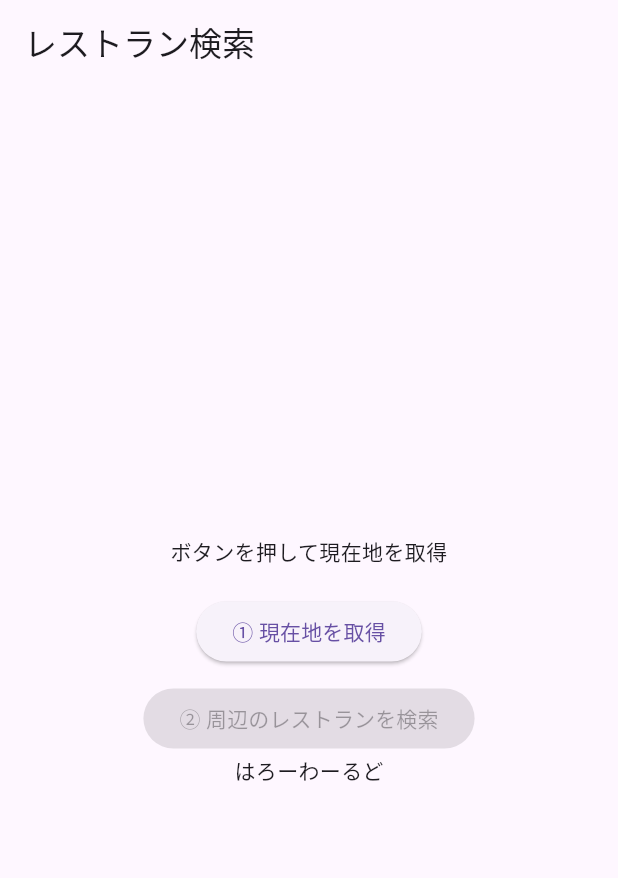
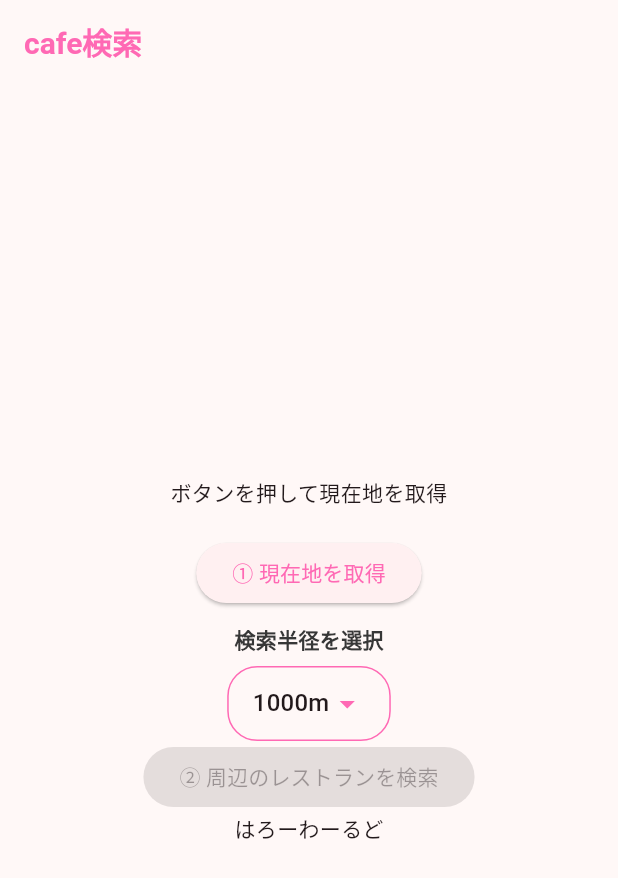
Before and after one commit to AiriNakanishi/gourmet_search, a Flutter app: the screen it shows after launch, on a phone screen of 412 x 824 dp. Shown: the top 878 px of the screen. Run offline on Flutter 3.47's test engine with Material 3 defaults, Android fonts, the phone set to English and light mode, and no system bars; our stand-ins replace dio, flutter_dotenv, geolocator.

Commit message:
詳細ページの基礎とプルダウン完成

```diff
--- a/lib/constants/app_color.dart
+++ b/lib/constants/app_color.dart
@@ -11,7 +11,8 @@ class AppColor {
 
 class _Brand {
   final Color primary = const Color(0xFFFFFFFF);
-  final Color secondary = const Color(0xFFFF9D68);
+  final Color secondary = const Color(0xFFff69b4);
+
   final Color secondaryLight = const Color(0xFFFFC966);
   final Color logo = const Color(0xFFFF9857);
   final Color tertiary = const Color(0xFF9ACCE2);
@@ -19,8 +20,9 @@ class _Brand {
 
 class _Text {
   final Color primary = const Color(0xFF373737);
-  final Color appBarTitle = const Color(0xFF373737);
+  final Color appBarTitle = const Color(0xFFff69b4);
   final Color gray = const Color(0xFF808080);
+
   final Color blackMid = const Color(0x61000000);
   final Color white = const Color(0xFFFFFFFF);
   final Color link = const Color(0xFF6699ff);
--- a/lib/main.dart
+++ b/lib/main.dart
@@ -1,5 +1,6 @@
 import 'package:flutter/material.dart';
 import 'package:flutter_dotenv/flutter_dotenv.dart';
+import 'package:gourmet_search/constants/app_color.dart';
 import 'package:gourmet_search/views/search/search_page.dart';
 
 void main() async {
@@ -14,8 +15,22 @@ class MyApp extends StatelessWidget {
   @override
   Widget build(BuildContext context) {
     return MaterialApp(
-      title: 'グルメ検索',
-      theme: ThemeData(primarySwatch: Colors.orange), // 飲食店っぽい色
+      title: 'kawaii Gourmet Search',
+      theme: ThemeData(
+        colorScheme: ColorScheme.fromSeed(
+          seedColor: Colors.pinkAccent,
+          primary: AppColor.brand.secondary, // 優しいピンク
+        ),
+        useMaterial3: true,
+        appBarTheme: AppBarTheme(
+          foregroundColor: AppColor.text.appBarTitle,
+          titleTextStyle: TextStyle(
+            fontSize: 20,
+            fontWeight: FontWeight.bold,
+            color: AppColor.text.appBarTitle,
+          ),
+        ),
+      ), //食店っぽい色
       home: const SearchPage(), // 検索画面を最初に表示
     );
   }
--- a/lib/repositories/api_client.dart
+++ b/lib/repositories/api_client.dart
@@ -20,6 +20,7 @@ class ApiClient {
           'lat': lat,
           'lng': lng,
           'range': range, // 1:300m, 2:500m...
+          'genre': 'G014', // カフェ・スイーツ
           'format': 'json',
           'count': 20, // 最初の1ページ分 [cite: 25]
         },
--- a/lib/views/list/restaurant_list_page.dart
+++ b/lib/views/list/restaurant_list_page.dart
@@ -1,4 +1,5 @@
 import 'package:flutter/material.dart';
+import 'package:gourmet_search/views/detail/restaurant_detail_page.dart';
 import '../../models/restaurant.dart';
 
 class RestaurantListPage extends StatelessWidget {
@@ -9,7 +10,7 @@ class RestaurantListPage extends StatelessWidget {
   @override
   Widget build(BuildContext context) {
     return Scaffold(
-      appBar: AppBar(title: const Text('周辺のレストラン')),
+      appBar: AppBar(title: const Text('周辺のcafe')),
       body: restaurants.isEmpty
           ? const Center(child: Text('近くにお店が見つかりませんでした'))
           : ListView.builder(
@@ -45,7 +46,13 @@ class RestaurantListPage extends StatelessWidget {
                       overflow: TextOverflow.ellipsis,
                     ),
                     onTap: () {
-                      // TODO: 詳細画面へ（Step 5）
+                      Navigator.push(
+                        context,
+                        MaterialPageRoute(
+                          builder: (context) =>
+                              RestaurantDetailPage(restaurant: shop),
+                        ),
+                      );
                     },
                   ),
                 );
--- a/lib/views/search/search_page.dart
+++ b/lib/views/search/search_page.dart
@@ -3,6 +3,7 @@ import 'package:flutter/material.dart';
 import 'package:geolocator/geolocator.dart';
 import 'package:gourmet_search/repositories/api_client.dart';
 import 'package:gourmet_search/views/list/restaurant_list_page.dart';
+import 'package:gourmet_search/constants/app_color.dart';
 
 class SearchPage extends StatefulWidget {
   const SearchPage({super.key});
@@ -49,7 +50,7 @@ class _SearchPageState extends State<SearchPage> {
   @override
   Widget build(BuildContext context) {
     return Scaffold(
-      appBar: AppBar(title: const Text("レストラン検索")),
+      appBar: AppBar(title: const Text("cafe検索")),
       body: Center(
         child: Column(
           mainAxisAlignment: MainAxisAlignment.center,
@@ -61,6 +62,43 @@ class _SearchPageState extends State<SearchPage> {
               child: const Text("① 現在地を取得"),
             ),
             const SizedBox(height: 10),
+            Text(
+              "検索半径を選択",
+              style: TextStyle(
+                color: AppColor.text.primary,
+                fontWeight: FontWeight.bold,
+              ),
+            ),
+            const SizedBox(height: 8),
+            Container(
+              padding: const EdgeInsets.symmetric(horizontal: 16),
+              decoration: BoxDecoration(
+                borderRadius: BorderRadius.circular(20),
+                border: Border.all(color: AppColor.brand.secondary),
+              ),
+              child: DropdownButton<int>(
+                value: selectedRange, // 以前定義した変数
+                underline: const SizedBox(), // 下線を消すとおしゃれ
+                icon: Icon(
+                  Icons.arrow_drop_down,
+                  color: AppColor.brand.secondary,
+                ),
+                items: _rangeOptions.map((option) {
+                  return DropdownMenuItem<int>(
+                    value: option['value'],
+                    child: Text(option['label']),
+                  );
+                }).toList(),
+                onChanged: (int? newValue) {
+                  if (newValue != null) {
+                    setState(() {
+                      selectedRange = newValue;
+                    });
+                  }
+                },
+              ),
+            ),
+
             ElevatedButton(
               onPressed: _currentPosition == null
                   ? null
@@ -98,3 +136,11 @@ class _SearchPageState extends State<SearchPage> {
     );
   }
 }
+
+final List<Map<String, dynamic>> _rangeOptions = [
+  {'label': '300m', 'value': 1},
+  {'label': '500m', 'value': 2},
+  {'label': '1000m', 'value': 3},
+  {'label': '2000m', 'value': 4},
+  {'label': '3000m', 'value': 5},
+];
```
Also changed, not shown: lib/views/detail/restaurant_detail_page.dart (added, +83 -0 lines), 10 other files.
